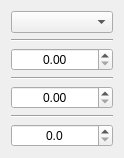
This is src/window_munk_power_supply/widgetsegmenttimedata.ui in dmherrington/ECM-Control-System as Qt 5 draws it before an edit. The edited form follows.
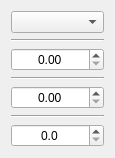
This is the edited form.

Commit message: Moved Graphing To Correct Class

What changed in the file:
```diff
--- a/src/window_munk_power_supply/widgetsegmenttimedata.ui
+++ b/src/window_munk_power_supply/widgetsegmenttimedata.ui
@@ -6,8 +6,8 @@
    <rect>
     <x>0</x>
     <y>0</y>
-    <width>120</width>
-    <height>143</height>
+    <width>115</width>
+    <height>145</height>
    </rect>
   </property>
   <property name="sizePolicy">
@@ -20,37 +20,39 @@
    <string>Form</string>
   </property>
   <layout class="QGridLayout" name="gridLayout">
-   <item row="3" column="0">
-    <widget class="Line" name="line_2">
-     <property name="minimumSize">
-      <size>
-       <width>102</width>
-       <height>0</height>
-      </size>
-     </property>
-     <property name="orientation">
-      <enum>Qt::Horizontal</enum>
-     </property>
-    </widget>
-   </item>
    <item row="0" column="0">
+    <layout class="QVBoxLayout" name="verticalLayout">
+     <item>
     <widget class="QComboBox" name="comboBox_Mode">
      <property name="minimumSize">
       <size>
-       <width>53</width>
+         <width>60</width>
        <height>0</height>
       </size>
      </property>
     </widget>
    </item>
-   <item row="2" column="0">
+     <item>
+      <widget class="Line" name="line">
+       <property name="minimumSize">
+        <size>
+         <width>60</width>
+         <height>0</height>
+        </size>
+       </property>
+       <property name="orientation">
+        <enum>Qt::Horizontal</enum>
+       </property>
+      </widget>
+     </item>
+     <item>
     <widget class="QDoubleSpinBox" name="doubleSpinBox_Voltage">
      <property name="enabled">
       <bool>true</bool>
      </property>
      <property name="minimumSize">
       <size>
-       <width>53</width>
+         <width>60</width>
        <height>0</height>
       </size>
      </property>
@@ -59,11 +61,53 @@
      </property>
     </widget>
    </item>
-   <item row="6" column="0">
+     <item>
+      <widget class="Line" name="line_2">
+       <property name="minimumSize">
+        <size>
+         <width>60</width>
+         <height>0</height>
+        </size>
+       </property>
+       <property name="orientation">
+        <enum>Qt::Horizontal</enum>
+       </property>
+      </widget>
+     </item>
+     <item>
+      <widget class="QDoubleSpinBox" name="doubleSpinBox_Current">
+       <property name="minimumSize">
+        <size>
+         <width>60</width>
+         <height>0</height>
+        </size>
+       </property>
+       <property name="alignment">
+        <set>Qt::AlignCenter</set>
+       </property>
+      </widget>
+     </item>
+     <item>
+      <widget class="Line" name="line_3">
+       <property name="minimumSize">
+        <size>
+         <width>60</width>
+         <height>0</height>
+        </size>
+       </property>
+       <property name="orientation">
+        <enum>Qt::Horizontal</enum>
+       </property>
+      </widget>
+     </item>
+     <item>
     <widget class="QDoubleSpinBox" name="doubleSpinBox_Time">
+       <property name="enabled">
+        <bool>true</bool>
+       </property>
      <property name="minimumSize">
       <size>
-       <width>53</width>
+         <width>60</width>
        <height>0</height>
       </size>
      </property>
@@ -75,44 +119,7 @@
      </property>
     </widget>
    </item>
-   <item row="4" column="0">
-    <widget class="QDoubleSpinBox" name="doubleSpinBox_Current">
-     <property name="minimumSize">
-      <size>
-       <width>53</width>
-       <height>0</height>
-      </size>
-     </property>
-     <property name="alignment">
-      <set>Qt::AlignCenter</set>
-     </property>
-    </widget>
-   </item>
-   <item row="1" column="0">
-    <widget class="Line" name="line">
-     <property name="minimumSize">
-      <size>
-       <width>102</width>
-       <height>0</height>
-      </size>
-     </property>
-     <property name="orientation">
-      <enum>Qt::Horizontal</enum>
-     </property>
-    </widget>
-   </item>
-   <item row="5" column="0">
-    <widget class="Line" name="line_3">
-     <property name="minimumSize">
-      <size>
-       <width>102</width>
-       <height>0</height>
-      </size>
-     </property>
-     <property name="orientation">
-      <enum>Qt::Horizontal</enum>
-     </property>
-    </widget>
+    </layout>
    </item>
   </layout>
  </widget>
```
Lines whose indentation alone changed are shown as unchanged. The commit also changes 6 other files.
